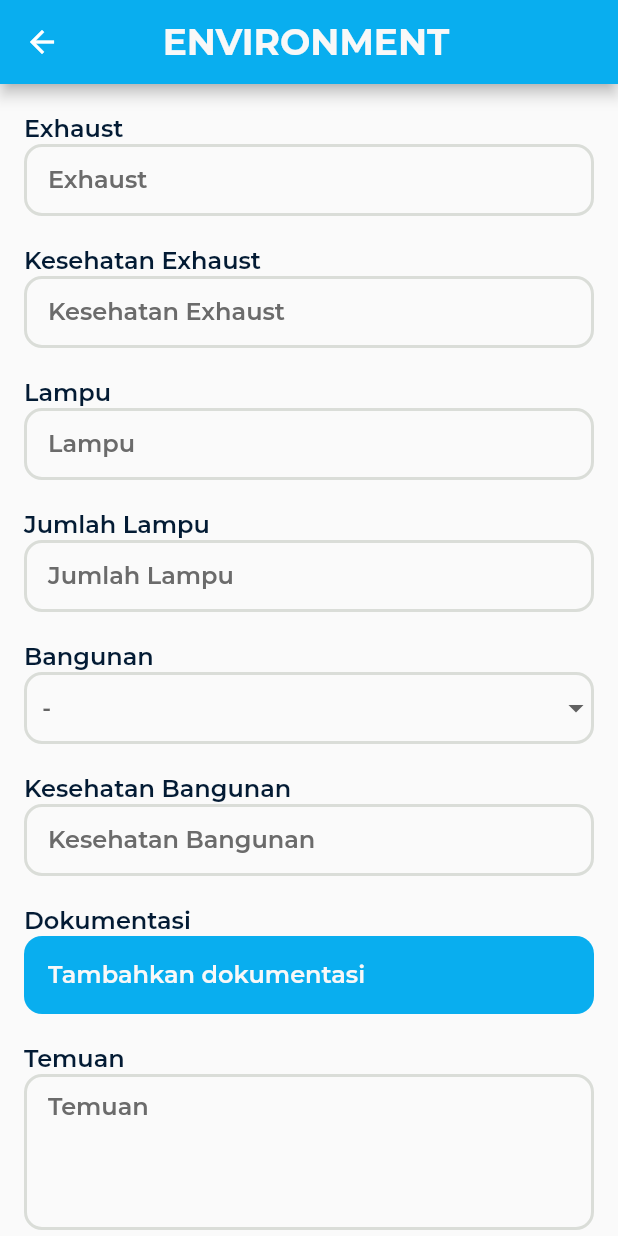
After one commit to ibrahimmm999/plnicon_mobile, a Flutter app: the EnvironmentPage screen opened directly, on a phone screen of 412 x 824 dp. The commit adds this screen. Run offline on Flutter 3.47's test engine with Material 2 defaults, Android fonts, the phone set to English and light mode, and no system bars; our stand-ins replace carousel_slider, google_fonts.

Commit message:
feat: environment, inverter, kwh

```diff
--- /dev/null
+++ b/lib/pages/environment_page.dart
@@ -0,0 +1,114 @@
+import 'package:flutter/material.dart';
+import 'package:plnicon_mobile/pages/main_page.dart';
+import 'package:plnicon_mobile/theme/theme.dart';
+import 'package:plnicon_mobile/widgets/custom_appbar.dart';
+import 'package:plnicon_mobile/widgets/custom_button.dart';
+import 'package:plnicon_mobile/widgets/custom_dropdown.dart';
+import 'package:plnicon_mobile/widgets/input_dokumentasi.dart';
+import 'package:plnicon_mobile/widgets/text_input.dart';
+
+class EnvironmentPage extends StatelessWidget {
+  const EnvironmentPage({super.key});
+
+  @override
+  Widget build(BuildContext context) {
+    TextEditingController exhaustController = TextEditingController();
+    TextEditingController kesehatanExhaustController = TextEditingController();
+    TextEditingController lampuController = TextEditingController();
+    TextEditingController jumlahLampuController = TextEditingController();
+    TextEditingController kesehatanBangunanController = TextEditingController();
+    TextEditingController temuanController = TextEditingController();
+    TextEditingController rekomendasiController = TextEditingController();
+    return Scaffold(
+      appBar: const CustomAppBar(isMainPage: false, title: 'ENVIRONMENT'),
+      body: ListView(
+        padding: EdgeInsets.symmetric(horizontal: defaultMargin, vertical: 20),
+        children: [
+          TextInput(
+            controller: exhaustController,
+            label: "Exhaust",
+            placeholder: "Exhaust",
+          ),
+          const SizedBox(
+            height: 20,
+          ),
+          TextInput(
+            controller: kesehatanExhaustController,
+            label: "Kesehatan Exhaust",
+            placeholder: "Kesehatan Exhaust",
+          ),
+          const SizedBox(
+            height: 20,
+          ),
+          TextInput(
+            controller: lampuController,
+            label: "Lampu",
+            placeholder: "Lampu",
+          ),
+          const SizedBox(
+            height: 20,
+          ),
+          TextInput(
+            controller: jumlahLampuController,
+            label: "Jumlah Lampu",
+            placeholder: "Jumlah Lampu",
+          ),
+          const SizedBox(
+            height: 20,
+          ),
+          Text(
+            "Bangunan",
+            style: buttonText.copyWith(color: textDarkColor),
+          ),
+          const CustomDropDown(
+            list: ["OK", "B Aja", "Buruk"],
+          ),
+          const SizedBox(
+            height: 20,
+          ),
+          TextInput(
+            controller: kesehatanBangunanController,
+            label: "Kesehatan Bangunan",
+            placeholder: "Kesehatan Bangunan",
+          ),
+          const SizedBox(
+            height: 20,
+          ),
+          const InputDokumentasi(),
+          const SizedBox(
+            height: 20,
+          ),
+          TextInput(
+            controller: temuanController,
+            label: "Temuan",
+            placeholder: "Temuan",
+            isLongText: true,
+          ),
+          const SizedBox(
+            height: 20,
+          ),
+          TextInput(
+            isLongText: true,
+            controller: rekomendasiController,
+            label: "Rekomendasi",
+            placeholder: "Rekomendasi",
+          ),
+          Padding(
+            padding: EdgeInsets.symmetric(
+                horizontal: defaultMargin + 32, vertical: 40),
+            child: CustomButton(
+                text: "Save",
+                onPressed: () {
+                  Navigator.pushAndRemoveUntil(
+                      context,
+                      MaterialPageRoute(builder: (context) => const MainPage()),
+                      (route) => false);
+                },
+                color: primaryBlue,
+                clickColor: clickBlue),
+          )
+        ],
+      ),
+    );
+  }
+}
--- a/lib/widgets/custom_appbar.dart
+++ b/lib/widgets/custom_appbar.dart
@@ -11,6 +11,7 @@ class CustomAppBar extends StatelessWidget implements PreferredSizeWidget {
   Widget build(BuildContext context) {
     return isMainPage
         ? AppBar(
+            backgroundColor: primaryBlue,
             leadingWidth: double.infinity,
             leading: Padding(
               padding:
@@ -36,6 +37,7 @@ class CustomAppBar extends StatelessWidget implements PreferredSizeWidget {
             ),
           )
         : AppBar(
+            backgroundColor: primaryBlue,
             title: Center(
               child: Container(
                 margin: const EdgeInsets.only(right: 60),
--- /dev/null
+++ b/lib/widgets/input_dokumentasi.dart
@@ -0,0 +1,35 @@
+import 'package:flutter/material.dart';
+import 'package:plnicon_mobile/theme/theme.dart';
+
+class InputDokumentasi extends StatelessWidget {
+  const InputDokumentasi({super.key});
+
+  @override
+  Widget build(BuildContext context) {
+    return Column(
+      crossAxisAlignment: CrossAxisAlignment.start,
+      children: [
+        Text(
+          "Dokumentasi",
+          style: buttonText.copyWith(color: textDarkColor),
+        ),
+        Container(
+          width: double.infinity,
+          padding: EdgeInsets.all(defaultMargin),
+          decoration: BoxDecoration(
+            color: primaryBlue,
+            borderRadius: BorderRadius.circular(defaultRadius),
+          ),
+          child: Row(
+            children: [
+              Text(
+                "Tambahkan dokumentasi",
+                style: buttonText,
+              )
+            ],
+          ),
+        ),
+      ],
+    );
+  }
+}
--- a/lib/widgets/text_input.dart
+++ b/lib/widgets/text_input.dart
@@ -9,6 +9,7 @@ class TextInput extends StatefulWidget {
       required this.controller,
       this.placeholder = "",
       this.label = "",
+      this.suffixText = "",
       this.isLongText = false,
       this.isPassword = false});
   final TextEditingController controller;
@@ -16,6 +17,7 @@ class TextInput extends StatefulWidget {
   final String label;
   final bool isPassword;
   final bool isLongText;
+  final String suffixText;
 
   @override
   State<TextInput> createState() => _TextInputState();
@@ -41,7 +43,17 @@ class _TextInputState extends State<TextInput> {
               color: textDarkColor, fontSize: 16, fontWeight: medium),
           controller: widget.controller,
           decoration: InputDecoration(
-            suffixIcon: Visibility(
+            suffixIcon: widget.suffixText.isNotEmpty
+                ? Column(
+                    mainAxisAlignment: MainAxisAlignment.center,
+                    children: [
+                      Text(
+                        widget.suffixText,
+                        style: buttonText.copyWith(color: textDarkColor),
+                      ),
+                    ],
+                  )
+                : Visibility(
                     visible: widget.isPassword,
                     child: InkWell(
                         onTap: () {
```
Also changed, not shown: lib/pages/ac_page.dart (+2 -20 lines), lib/pages/home_page.dart (+21 -3 lines), lib/pages/inverter_page.dart (added, +115 -0 lines), lib/pages/kwh_page.dart (added, +140 -0 lines). Lines whose indentation alone changed are shown as unchanged.
